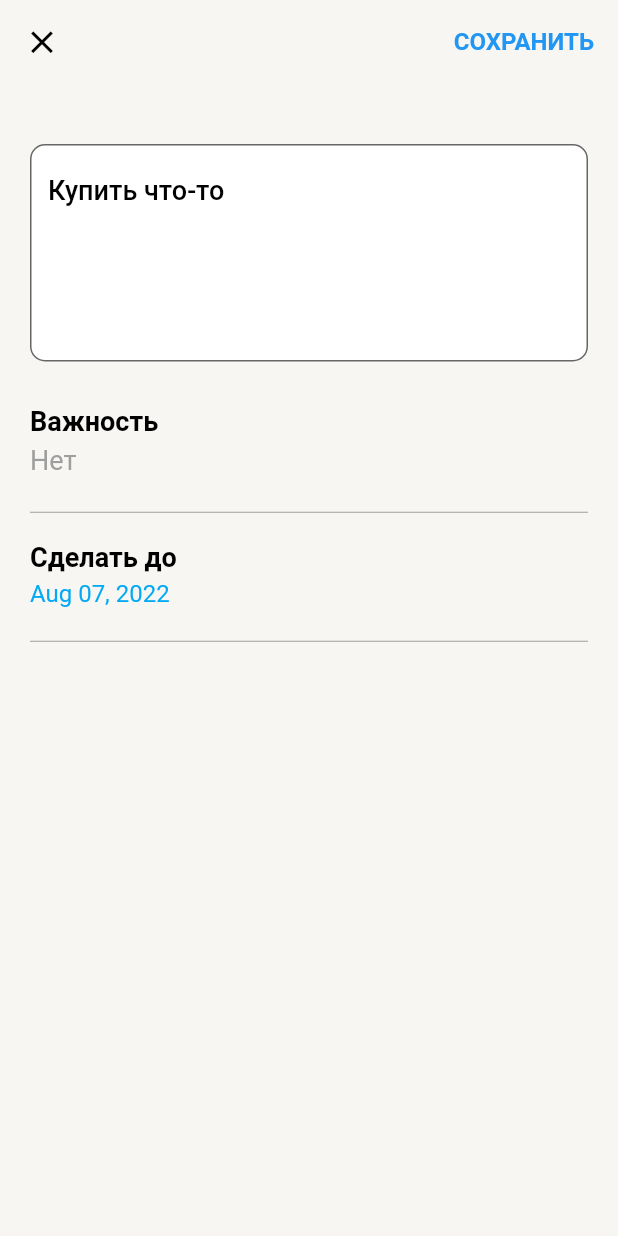
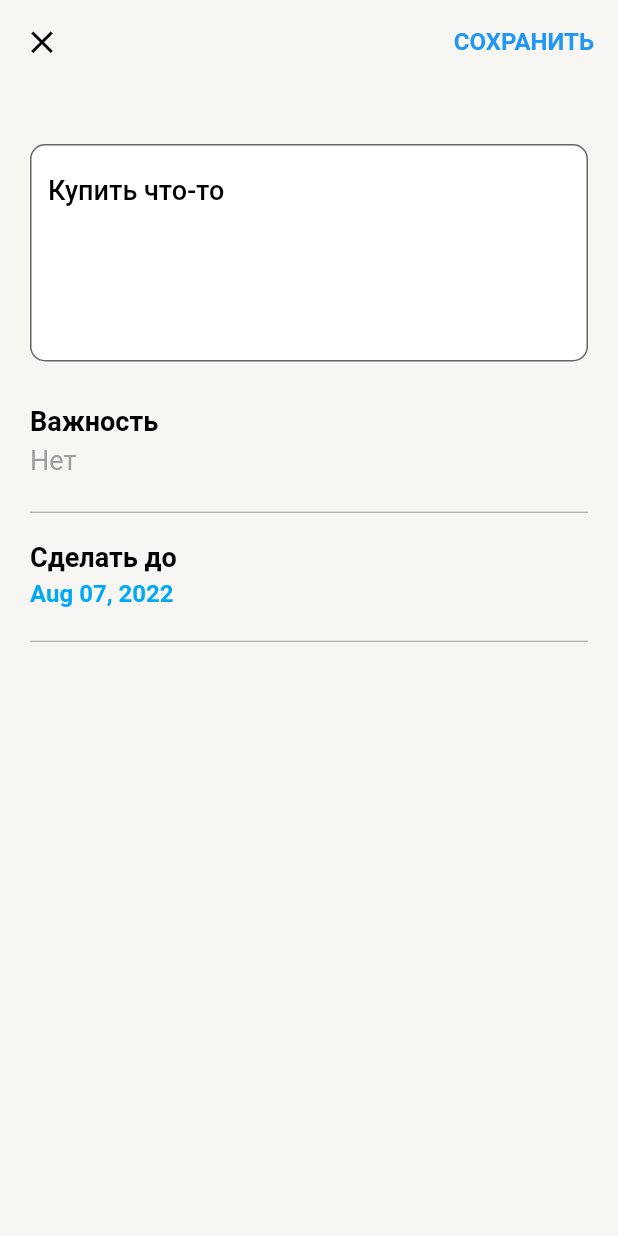
Before and after one commit to tauptaup/todo, a Flutter app: the screen it shows after launch, after a tap on the "add" icon, on a phone screen of 412 x 824 dp. Run offline on Flutter 3.47's test engine with Material 2 defaults, Android fonts, the phone set to English and light mode, and no system bars; our stand-ins replace flutter_slidable, sqflite; accounts and stored records are empty.

Commit message:
Update main.dart

```diff
--- a/lib/main.dart
+++ b/lib/main.dart
@@ -1,6 +1,7 @@
 import 'package:flutter/material.dart';
 import 'package:http/http.dart' as http;
 import '/screens/home_screen.dart';
+import 'colors/app_colors.dart';
 import 'colors/themes.dart';
 
 void main() {
@@ -14,9 +15,45 @@ class MyApp extends StatelessWidget {
   Widget build(BuildContext context) {
     return MaterialApp(
       title: 'Todo',
-      themeMode: ThemeMode.system,
-      theme: MyThemes.lighTheme,
-      // darkTheme: MyThemes.darkTheme,
+      themeMode: ThemeMode.light,
+      theme: ThemeData(
+        primaryColor: Color(0xFFF7F6F2),
+        accentColor: Colors.white,
+        canvasColor: AppColors.mainCanvas,
+        cardColor: Color(0xFF8E8E93),
+        appBarTheme: const AppBarTheme(
+          backgroundColor: AppColors.mainCanvas,
+        ),
+        textTheme: ThemeData.light().textTheme.copyWith(
+              titleMedium: const TextStyle(
+                fontSize: 20,
+                fontWeight: FontWeight.bold,
+              ),
+              titleLarge: const TextStyle(
+                fontSize: 40.0,
+                fontWeight: FontWeight.w500,
+              ),
+            ),
+      ),
+      darkTheme: ThemeData.dark().copyWith(
+        colorScheme: const ColorScheme.dark(),
+        canvasColor: Color(0xFF161618),
+        primaryColor: const Color(0xFF161618),
+        hintColor: Colors.white,
+        cardColor: Color(0xFF8E8E93),
+        accentColor: const Color(0xFF252528),
+        textTheme: ThemeData.dark().textTheme.copyWith(
+              bodyMedium: const TextStyle(color: Colors.white),
+              titleMedium: const TextStyle(
+                fontSize: 20,
+                fontWeight: FontWeight.bold,
+              ),
+              titleLarge: const TextStyle(
+                fontSize: 40.0,
+                fontWeight: FontWeight.w500,
+              ),
+            ),
+      ),
       home: HomeScreen(),
     );
   }
```
